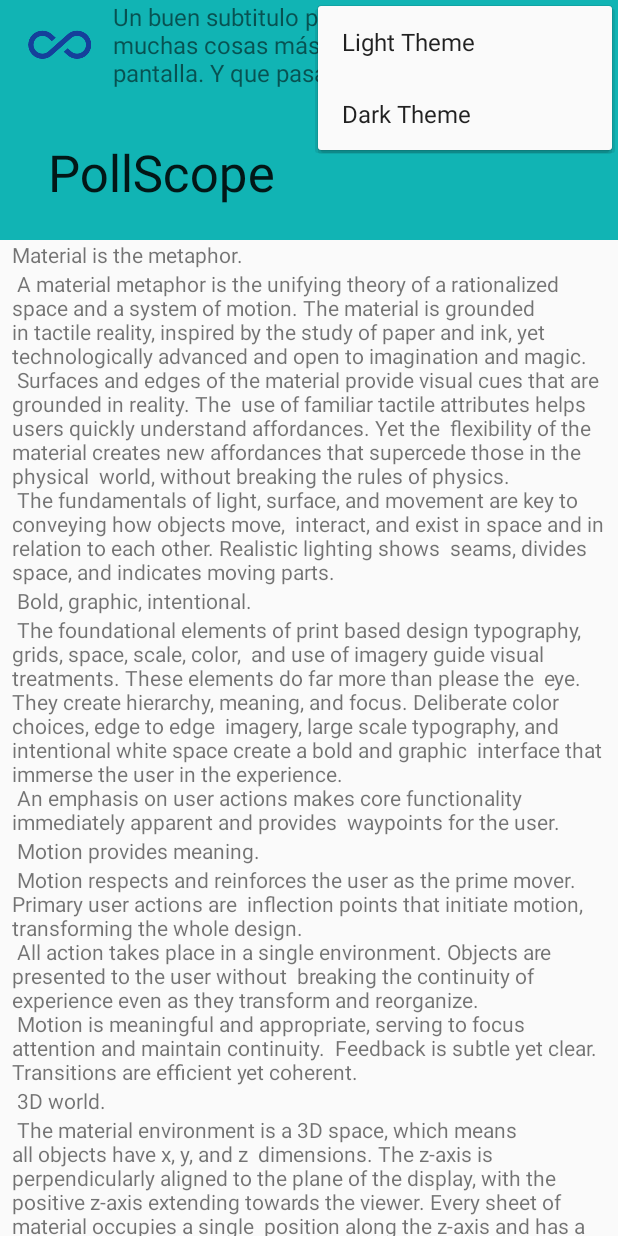
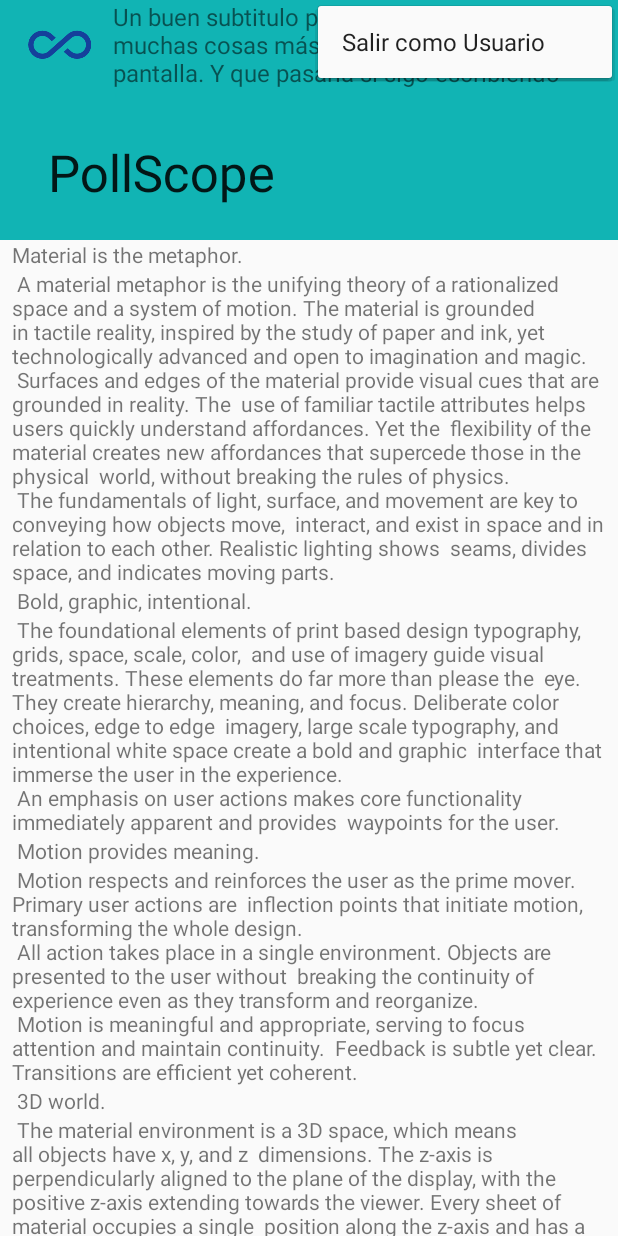
Before and after one commit to Naz713/PollScope, an Android app: the screen it shows after launch once a user with an empty profile is signed in (GameActivity), with the options menu open, on a phone screen of 412 x 824 dp. Run offline under Robolectric (Android 15) with nearby library versions, the phone set to English and light mode, and no system bars; our stand-ins replace Firebase (no records; nobody signed in at launch, a user with empty details on screens opened directly).

Commit message:
Main primero

```diff
--- a/app/src/main/java/com/nazdesigns/polascope/GameActivity.java
+++ b/app/src/main/java/com/nazdesigns/polascope/GameActivity.java
@@ -1,5 +1,6 @@
 package com.nazdesigns.polascope;
 
+import android.content.Intent;
 import android.os.Bundle;
 import android.support.design.widget.AppBarLayout;
 import android.support.design.widget.CollapsingToolbarLayout;
@@ -11,6 +12,9 @@ import android.support.v7.widget.Toolbar;
 import android.view.Menu;
 import android.view.MenuItem;
 
+import com.google.firebase.auth.FirebaseAuth;
+import com.google.firebase.auth.FirebaseUser;
+
 import java.util.Arrays;
 import java.util.List;
 
@@ -20,12 +24,24 @@ public class GameActivity extends AppCompatActivity {
     private LinearTextAdapter mAdapter;
     private List<String> mData;
     private AppBarLayout appBar;
+    private FirebaseAuth mAuth;
+    private String mUserId;
 
     @Override
     protected void onCreate(Bundle savedInstanceState) {
         super.onCreate(savedInstanceState);
+
+        mAuth = FirebaseAuth.getInstance();
+        FirebaseUser user = mAuth.getCurrentUser();
+        if (null == user){
+            Intent intent = new Intent(this, LoginActivity.class);
+            startActivity(intent);
+            finish();
+        } else {
+            mUserId = user.getUid();
+        }
+
         setContentView(R.layout.activity_game);
-
         appBar = findViewById(R.id.app_bar);
         Toolbar toolbar = appBar.findViewById(R.id.toolbar);
         setSupportActionBar(toolbar);
@@ -49,20 +65,9 @@ public class GameActivity extends AppCompatActivity {
 
     @Override
     public boolean onOptionsItemSelected(MenuItem item) {
-        // Handle action bar item clicks here. The action bar will
-        // automatically handle clicks on the Home/Up button, so long
-        // as you specify a parent activity in AndroidManifest.xml.
         int id = item.getItemId();
-
-        //noinspection SimplifiableIfStatement
-        if (id == R.id.dark_theme) {
-            ActionBar actionBar = getSupportActionBar();
-            actionBar.setLogo(R.mipmap.ic_dark);
-            return true;
-        }
-        if (id == R.id.light_theme) {
-            ActionBar actionBar = getSupportActionBar();
-            actionBar.setLogo(R.mipmap.ic_light);
+        if (id == R.id.log_out) {
+            mAuth.signOut();
             return true;
         }
         return super.onOptionsItemSelected(item);
--- a/app/src/main/java/com/nazdesigns/polascope/LoginActivity.java
+++ b/app/src/main/java/com/nazdesigns/polascope/LoginActivity.java
@@ -3,7 +3,9 @@ package com.nazdesigns.polascope;
 import android.animation.Animator;
 import android.animation.AnimatorListenerAdapter;
 import android.annotation.TargetApi;
+import android.content.Context;
 import android.content.Intent;
+import android.os.ConditionVariable;
 import android.support.annotation.NonNull;
 import android.support.v7.app.AppCompatActivity;
 import android.os.AsyncTask;
@@ -47,6 +49,7 @@ public class LoginActivity extends AppCompatActivity {
     protected void onCreate(Bundle savedInstanceState) {
         super.onCreate(savedInstanceState);
         setContentView(R.layout.activity_login);
+        final Context context = this;
         mAuth = FirebaseAuth.getInstance();
         mAuthListener = new FirebaseAuth.AuthStateListener() {
             @Override
@@ -55,7 +58,11 @@ public class LoginActivity extends AppCompatActivity {
                 if (user != null) {
                     // User is signed in
                     Log.d(TAG, "onAuthStateChanged:signed_in:" + user.getUid());
-                    toMain();
+                    if (mAuth.getCurrentUser() != null) {
+                        Intent intent = new Intent(context, GameActivity.class);
+                        startActivity(intent);
+                        finish();
+                    }
                 } else {
                     // User is signed out
                     Log.d(TAG, "onAuthStateChanged:signed_out");
@@ -197,14 +204,6 @@ public class LoginActivity extends AppCompatActivity {
         }
     }
 
-    private void toMain(){
-        if (mAuth.getCurrentUser() != null) {
-            Intent intent = new Intent(this, GameActivity.class);
-            startActivity(intent);
-            finish();
-        }
-    }
-
     private boolean isEmailValid(String email) {
         return email.contains("@");
     }
@@ -218,9 +217,6 @@ public class LoginActivity extends AppCompatActivity {
      */
     @TargetApi(Build.VERSION_CODES.HONEYCOMB_MR2)
     private void showProgress(final boolean show) {
-        // On Honeycomb MR2 we have the ViewPropertyAnimator APIs, which allow
-        // for very easy animations. If available, use these APIs to fade-in
-        // the progress spinner.
         if (Build.VERSION.SDK_INT >= Build.VERSION_CODES.HONEYCOMB_MR2) {
             int shortAnimTime = getResources().getInteger(android.R.integer.config_shortAnimTime);
 
@@ -242,8 +238,6 @@ public class LoginActivity extends AppCompatActivity {
                 }
             });
         } else {
-            // The ViewPropertyAnimator APIs are not available, so simply show
-            // and hide the relevant UI components.
             mProgressView.setVisibility(show ? View.VISIBLE : View.GONE);
             mLoginFormView.setVisibility(show ? View.GONE : View.VISIBLE);
         }
--- a/app/src/main/res/menu/menu_game.xml
+++ b/app/src/main/res/menu/menu_game.xml
@@ -3,15 +3,9 @@
     xmlns:tools="http://schemas.android.com/tools"
     tools:context="com.nazdesigns.polascope.GameActivity">
     <item
-        android:id="@+id/light_theme"
+        android:id="@+id/log_out"
         android:orderInCategory="100"
-        android:title="@string/light_theme"
-        app:showAsAction="never" />
-
-    tools:context="com.nazdesigns.polascope.GameActivity">
-    <item
-        android:id="@+id/dark_theme"
-        android:orderInCategory="100"
-        android:title="@string/dark_theme"
-        app:showAsAction="never" />
+        android:title="@string/log_out"
+        app:showAsAction="never"
+        tools:context="com.nazdesigns.polascope.GameActivity"/>
 </menu>
--- a/app/src/main/res/values/strings.xml
+++ b/app/src/main/res/values/strings.xml
@@ -89,6 +89,7 @@
         "For example, position the FAB to one side of stream of a cards so the FAB won’t interfere "
         "when a user tries to pick up one of cards.\n\n"
     </string>
+    <string name="log_out">Salir como Usuario</string>
     <string name="dark_theme">Dark Theme</string>
     <string name="light_theme">Light Theme</string>
     <!-- Strings related to login -->
```
Also changed, not shown: app/src/main/AndroidManifest.xml (+4 -4 lines).
